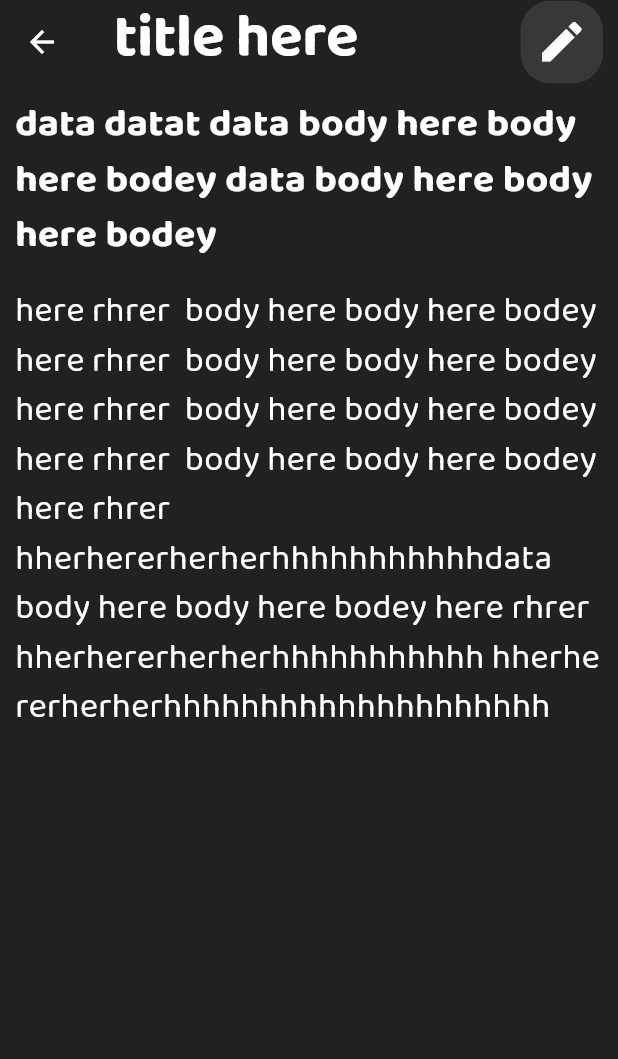
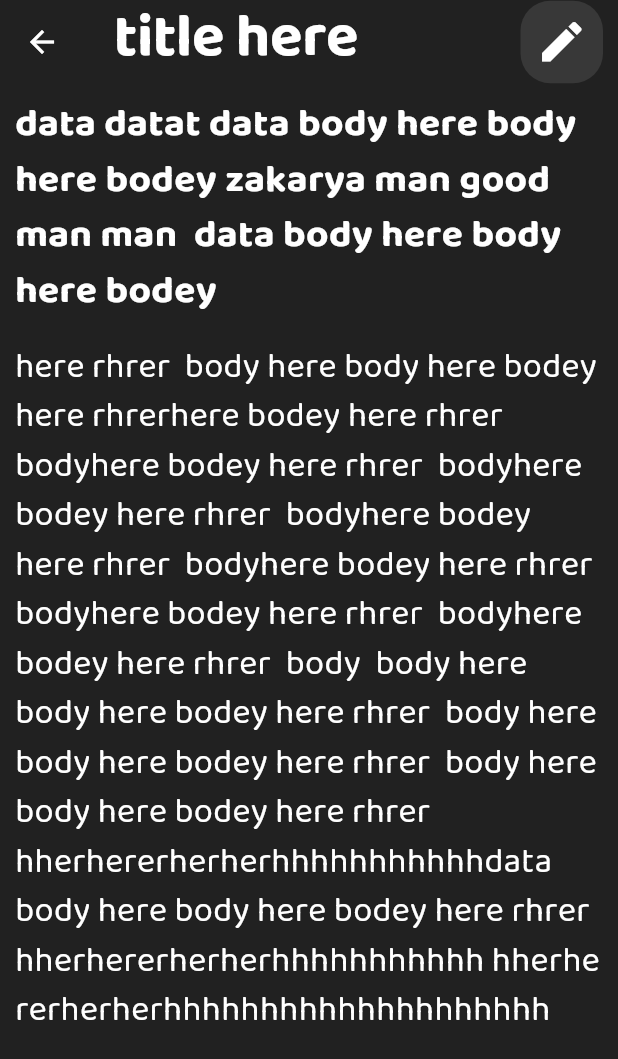
Before and after one commit to Zakarya-Jawish/dawwen, a Flutter app: the NoteView screen opened by its route, on a phone screen of 412 x 824 dp. Shown: the top 1059 px of the screen. Run offline on Flutter 3.47's test engine with Material 3 defaults, Android fonts, the phone set to English and light mode, and no system bars; our stand-ins replace bloc, flutter_bloc, hive, hive_flutter, lottie; accounts and stored records are empty.

Commit message:
fix issue

```diff
--- a/lib/views/note_view.dart
+++ b/lib/views/note_view.dart
@@ -18,13 +18,12 @@ class NoteView extends StatelessWidget {
           }),
       body: Padding(
         padding: const EdgeInsets.all(10.0),
-        child: Expanded(
-            child: SingleChildScrollView(
+        child: SingleChildScrollView(
           child: Column(
             crossAxisAlignment: CrossAxisAlignment.start,
             children: [
               Text(
-                'data datat data body here body here bodey data body here body here bodey ',
+                'data datat data body here body here bodey zakarya man good man man  data body here body here bodey ',
                 style: context.textTheme.bodyMedium!
                     .copyWith(fontSize: 26, fontWeight: FontWeight.bold),
               ),
@@ -32,12 +31,12 @@ class NoteView extends StatelessWidget {
                 height: 15,
               ),
               Text(
-                'here rhrer  body here body here bodey here rhrer  body here body here bodey here rhrer  body here body here bodey here rhrer  body here body here bodey here rhrer hherhererherherhhhhhhhhhhhdata body here body here bodey here rhrer hherhererherherhhhhhhhhhhh hherhererherherhhhhhhhhhhhhhhhhhhhh ',
+                'here rhrer  body here body here bodey here rhrerhere bodey here rhrer  bodyhere bodey here rhrer  bodyhere bodey here rhrer  bodyhere bodey here rhrer  bodyhere bodey here rhrer  bodyhere bodey here rhrer  bodyhere bodey here rhrer  body  body here body here bodey here rhrer  body here body here bodey here rhrer  body here body here bodey here rhrer hherhererherherhhhhhhhhhhhdata body here body here bodey here rhrer hherhererherherhhhhhhhhhhh hherhererherherhhhhhhhhhhhhhhhhhhhh ',
                 style: context.textTheme.bodyMedium!.copyWith(fontSize: 23),
               ),
             ],
           ),
-        )),
+        ),
       ),
     );
   }
```
